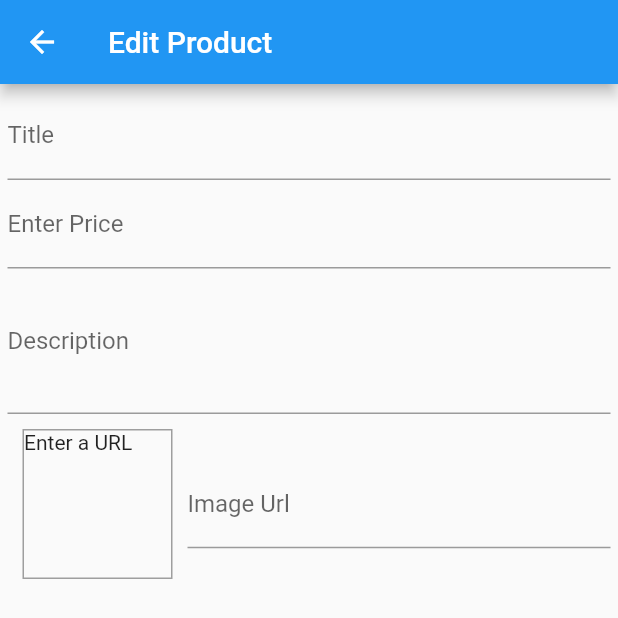
After one commit to Muhammad1umer-tech/Flutter-Project, a Flutter app: the edit_product_Screen screen opened by its route, on a phone screen of 412 x 824 dp. The commit adds this screen. Shown: the top 618 px of the screen. Run offline on Flutter 3.47's test engine with Material 2 defaults, Android fonts, the phone set to English and light mode, and no system bars; network calls fail.

Commit message:
Third Time

```diff
--- a/lib/main.dart
+++ b/lib/main.dart
@@ -4,6 +4,8 @@ import 'package:shop/Provider/Products.dart';
 import 'package:shop/Provider/cart.dart';
 import 'package:shop/Provider/orders.dart';
 import 'package:shop/screens/CartScreen.dart';
+import 'package:shop/screens/User_Product_Screen.dart';
+import 'package:shop/screens/edit_product_Screen.dart';
 import 'package:shop/screens/product_overview.dart';
 
 import 'widget/product.detail.dart';
@@ -42,6 +44,8 @@ class MyApp extends StatelessWidget {
           Product_Detail.routename: (context) => Product_Detail(),
           CartScreen.routename: (context) => CartScreen(),
           Orderscreen.routename: (context) => Orderscreen(),
+          UserProductScreen.routename: (context) => UserProductScreen(),
+          edit_product_Screen.routename: (context) => edit_product_Screen(),
         },
       ),
     );
--- a/lib/screens/app_Drawer.dart
+++ b/lib/screens/app_Drawer.dart
@@ -3,6 +3,7 @@ import 'package:shop/screens/CartScreen.dart';
 import 'package:shop/screens/OrdersScreen.dart';
 
 import 'OrderScreen.dart';
+import 'User_Product_Screen.dart';
 
 class AppDrawer extends StatelessWidget {
   @override
@@ -31,6 +32,15 @@ class AppDrawer extends StatelessWidget {
           ),
           title: Text('Shop'),
         ),
+        ListTile(
+          leading: IconButton(
+            icon: Icon(Icons.edit),
+            onPressed: () {
+              Navigator.of(context).pushNamed(UserProductScreen.routename);
+            },
+          ),
+          title: Text('Manage Products'),
+        ),
       ]),
     );
   }
--- /dev/null
+++ b/lib/screens/edit_product_Screen.dart
@@ -0,0 +1,78 @@
+import 'package:flutter/material.dart';
+
+class edit_product_Screen extends StatefulWidget {
+  static const routename = '/edit_product_screen';
+  @override
+  State<edit_product_Screen> createState() => _edit_product_ScreenState();
+}
+
+class _edit_product_ScreenState extends State<edit_product_Screen> {
+  final _imageurlController = TextEditingController();
+
+  @override
+  void dispose() {
+    _imageurlController.dispose();
+    super.dispose();
+  }
+
+  @override
+  Widget build(BuildContext context) {
+    return Scaffold(
+      appBar: AppBar(
+        title: Text('Edit Product'),
+      ),
+      body: Padding(
+        padding: EdgeInsets.all(5),
+        child: Form(
+          child: ListView(
+            children: [
+              TextFormField(
+                decoration: const InputDecoration(labelText: 'Title'),
+                textInputAction: TextInputAction.next,
+              ),
+              TextFormField(
+                decoration: const InputDecoration(labelText: 'Enter Price'),
+                textInputAction: TextInputAction.next,
+                keyboardType: TextInputType.number,
+              ),
+              TextFormField(
+                decoration: const InputDecoration(labelText: 'Description'),
+                maxLines: 3,
+              ),
+              Row(
+                children: [
+                  Container(
+                    margin: EdgeInsets.all(10),
+                    width: 100,
+                    height: 100,
+                    decoration: BoxDecoration(
+                        border: Border.all(width: 1, color: Colors.grey)),
+                    child: Container(
+                        child: _imageurlController.text.isEmpty
+                            ? const Text("Enter a URL")
+                            : FittedBox(
+                                child: Image.network(
+                                  _imageurlController.text,
+                                  fit: BoxFit.cover,
+                                ),
+                              )),
+                  ),
+                  Expanded(
+                    child: TextFormField(
+                      decoration: const InputDecoration(
+                        labelText: 'Image Url',
+                      ),
+                      keyboardType: TextInputType.url,
+                      textInputAction: TextInputAction.done,
+                      controller: _imageurlController,
+                    ),
+                  ),
+                ],
+              ),
+            ],
+          ),
+        ),
+      ),
+    );
+  }
+}
```
Also changed, not shown: lib/Provider/cart.dart (+16 -0 lines), lib/screens/CartScreen.dart (+21 -0 lines), lib/screens/User_Product_Screen.dart (added, +39 -0 lines), lib/screens/product_overview.dart (+12 -0 lines), lib/widget/UserProduct_item.dart (added, +37 -0 lines).
